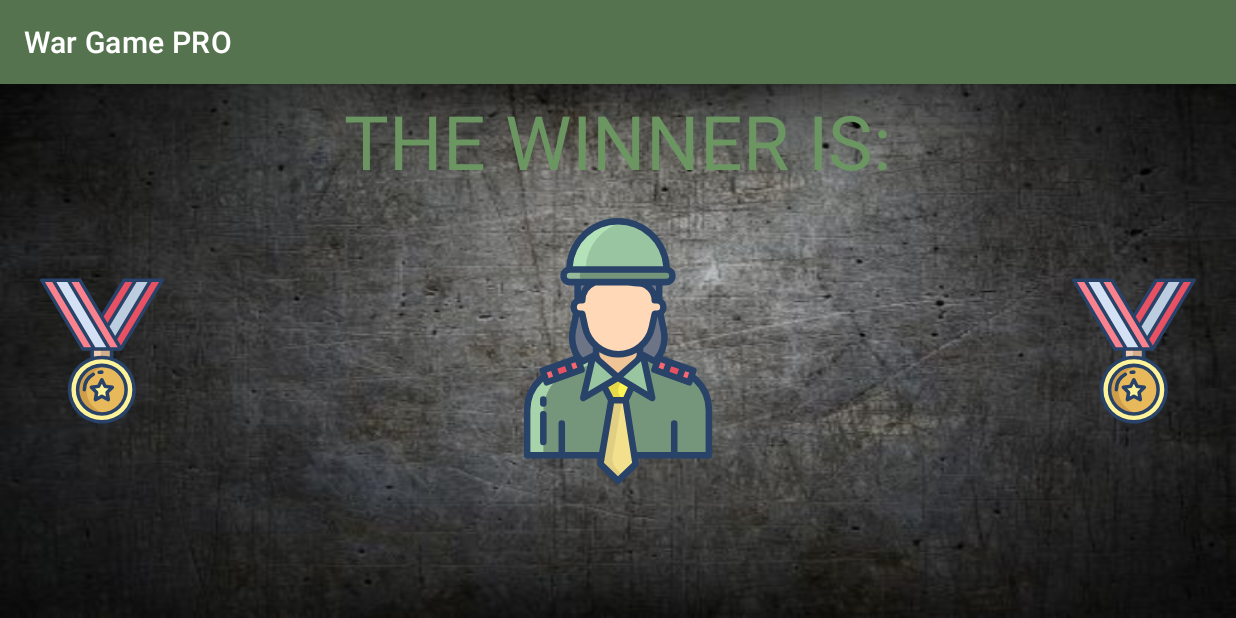
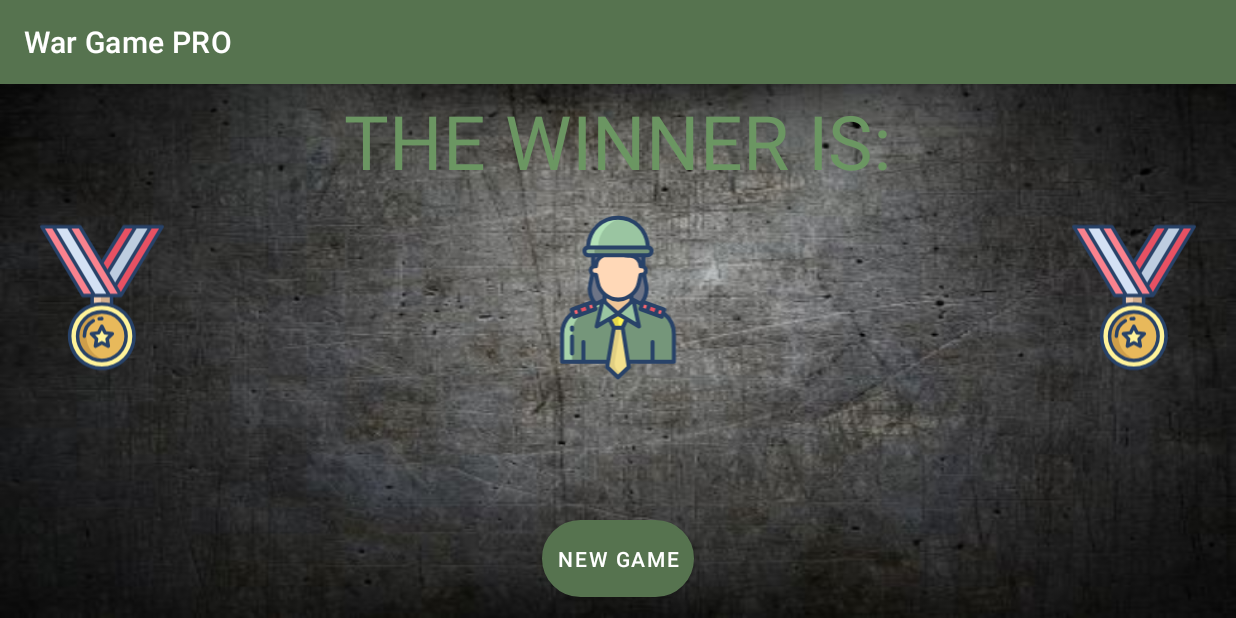
Before and after one commit to danielmar121/card_game_android, an Android app: the WinnerPage screen opened directly, with no data from a screen before it, on a phone screen of 824 x 412 dp (held sideways). Run offline under Robolectric (Android 15) with nearby library versions, the phone set to English and light mode, and no system bars; 6 statements that could not run were skipped.

Commit message:
Add new game button in WinnerPage

```diff
--- a/app/src/main/java/com/daniel/card_game_android/WinnerPage.java
+++ b/app/src/main/java/com/daniel/card_game_android/WinnerPage.java
@@ -3,9 +3,12 @@ package com.daniel.card_game_android;
 import android.content.Intent;
 import android.content.SharedPreferences;
 import android.os.Bundle;
+import android.util.Log;
 import android.view.Menu;
 import android.view.MenuInflater;
 import android.view.MenuItem;
+import android.view.View;
+import android.widget.Button;
 import android.widget.ImageView;
 import android.widget.TextView;
 
@@ -18,7 +21,8 @@ public class WinnerPage extends ActivityBase {
     public static final String PLAYER_A = "PLAYER_A";
     public static final String PLAYER_B = "PLAYER_B";
     private TextView winner_LBL_name;
-    private ImageView main_IMG_winner;
+    private ImageView winner_IMG_winner;
+    private Button winner_BTN_new_game;
     private Sound winSound;
 
     @Override
@@ -27,6 +31,7 @@ public class WinnerPage extends ActivityBase {
         setContentView(R.layout.activity_winner_page);
 
         findViews();
+        initViews();
 
         displayWinner();
         winSound.playSound();
@@ -34,11 +39,26 @@ public class WinnerPage extends ActivityBase {
 
     private void findViews() {
         winner_LBL_name = findViewById(R.id.winner_LBL_name);
-        main_IMG_winner = findViewById(R.id.main_IMG_winner);
+        winner_IMG_winner = findViewById(R.id.winner_IMG_winner);
+        winner_BTN_new_game = findViewById(R.id.winner_BTN_new_game);
         winSound = new Sound();
         winSound.setSound(this, R.raw.win_sound);
     }
 
+    private void initViews() {
+        winner_BTN_new_game.setOnClickListener(new View.OnClickListener() {
+            @Override
+            public void onClick(View v) {
+                startNewGame();
+            }
+        });
+    }
+
+    private void startNewGame() {
+        Intent intent = new Intent(this, WelcomePage.class);
+        startActivity(intent);
+        finish();
+    }
 
     private void displayWinner() {
         int imageId;
@@ -64,7 +84,7 @@ public class WinnerPage extends ActivityBase {
         }
 
         imageId = this.getResources().getIdentifier(playerImage, "drawable", this.getPackageName());
-        main_IMG_winner.setImageDrawable(getDrawable(imageId));
+        winner_IMG_winner.setImageDrawable(getDrawable(imageId));
         winner_LBL_name.setText(playerName);
     }
 
@@ -91,11 +111,4 @@ public class WinnerPage extends ActivityBase {
             editor.apply();
         }
     }
-
-    @Override
-    protected void onDestroy() {
-        Intent intent = new Intent(this, WelcomePage.class);
-        startActivity(intent);
-        super.onDestroy();
-    }
 }
--- a/app/src/main/res/layout/activity_winner_page.xml
+++ b/app/src/main/res/layout/activity_winner_page.xml
@@ -44,7 +44,7 @@
                 android:src="@drawable/win" />
 
             <ImageView
-                android:id="@+id/main_IMG_winner"
+                android:id="@+id/winner_IMG_winner"
                 android:layout_width="wrap_content"
                 android:layout_height="match_parent"
                 android:layout_margin="10dp"
@@ -71,5 +71,16 @@
             android:textColor="@color/dark_green_700"
             android:textSize="50sp" />
 
+        <Button
+            android:id="@+id/winner_BTN_new_game"
+            android:layout_width="wrap_content"
+            android:layout_height="wrap_content"
+            android:padding="10dp"
+            android:layout_margin="10dp"
+            android:text="@string/new_game"
+            android:textColor="@color/white"
+            android:layout_gravity="center"
+            android:background="@drawable/circle_corners_button" />
+
     </LinearLayout>
 </RelativeLayout>
--- a/app/src/main/res/values/strings.xml
+++ b/app/src/main/res/values/strings.xml
@@ -11,6 +11,5 @@
     <string name="winner_medal">medal</string>
     <string name="replay_icon">replay icon</string>
     <string name="records">BEST RECORDS</string>
-    <string name="title_activity_maps">Map</string>
-
+    <string name="new_game">New Game</string>
 </resources>
```
